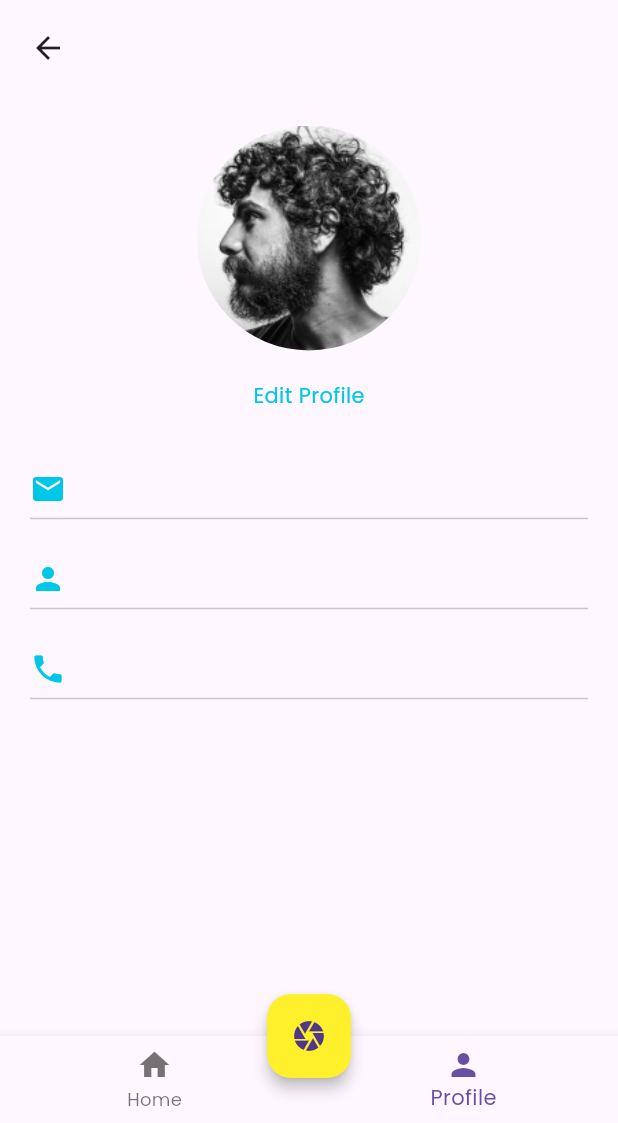
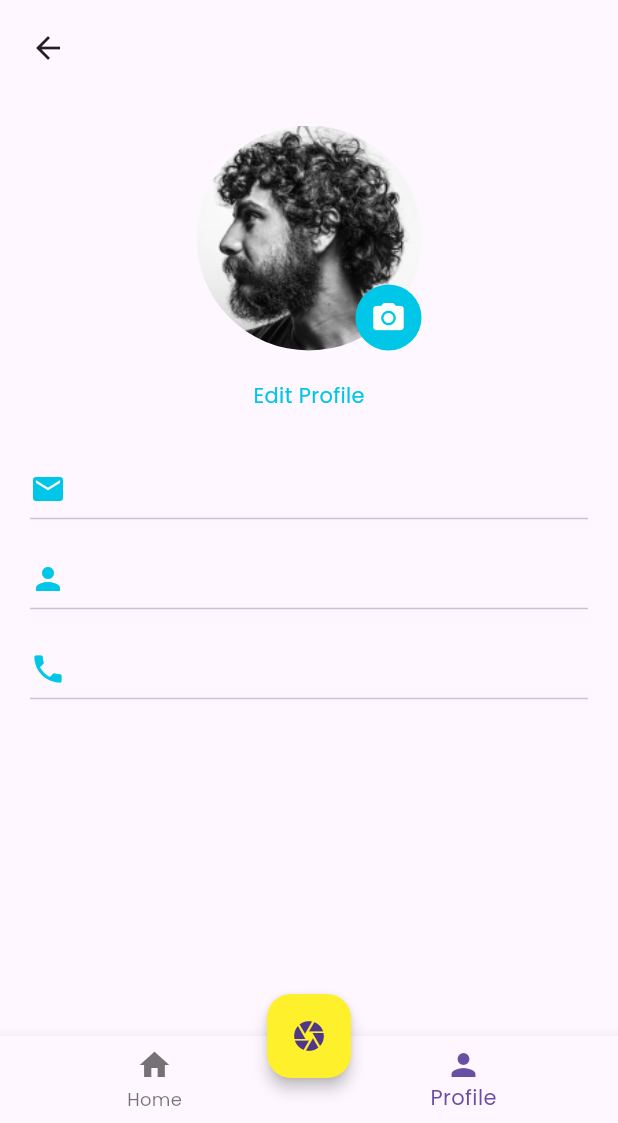
Before and after one commit to nikoshaa/tapScan, a Flutter app: the ProfilePage screen opened directly, on a phone screen of 412 x 824 dp, the part 113-1236 px from its top. Run offline on Flutter 3.47's test engine with Material 3 defaults, Android fonts, the phone set to English and light mode, and no system bars; our stand-ins replace camera, cloud_firestore, dropdown_button2, file_picker, firebase_auth, firebase_core and 9 more; missing offline and left inert: flutter_onboard; accounts and stored records are empty; project files that could hold a hidden picture were left out.

Commit message:
W16: Make Function Image Profile

```diff
--- a/src/tap_scan/lib/main.dart
+++ b/src/tap_scan/lib/main.dart
@@ -7,6 +7,7 @@ import 'package:tap_scan/pages/welcome_page.dart';
 import 'package:tap_scan/pages/my_scans_page.dart'; // Import the MyScansPage
 import 'package:tap_scan/providers/ktp_provider.dart';
 import 'package:firebase_core/firebase_core.dart';
+import 'package:tap_scan/providers/user_provider.dart';
 import 'firebase_options.dart';
 import 'package:firebase_auth/firebase_auth.dart';
 
@@ -46,7 +47,8 @@ class MyApp extends StatelessWidget {
   Widget build(BuildContext context) {
     return MultiProvider(
       providers: [
-        ChangeNotifierProvider<KtpProvider>(create: (_) => KtpProvider())
+        ChangeNotifierProvider<KtpProvider>(create: (_) => KtpProvider()),
+        ChangeNotifierProvider<UserProvider>(create: (_) => UserProvider())
       ],
       child: MaterialApp(
         title: 'tapScan',
--- a/src/tap_scan/lib/pages/profile_page.dart
+++ b/src/tap_scan/lib/pages/profile_page.dart
@@ -1,11 +1,25 @@
+import 'dart:io';
+
 import 'package:cloud_firestore/cloud_firestore.dart';
 import 'package:firebase_auth/firebase_auth.dart';
+import 'package:firebase_storage/firebase_storage.dart';
 import 'package:flutter/material.dart';
+import 'package:image_cropper/image_cropper.dart';
+import 'package:image_picker/image_picker.dart';
+import 'package:provider/provider.dart';
 import 'package:tap_scan/components/components.dart';
 import 'package:tap_scan/pages/my_scans_page.dart';
+import 'package:tap_scan/providers/user_provider.dart';
 
-class ProfilePage extends StatelessWidget {
+class ProfilePage extends StatefulWidget {
   const ProfilePage({super.key});
+
+  @override
+  State<ProfilePage> createState() => _ProfilePageState();
+}
+
+class _ProfilePageState extends State<ProfilePage> {
+  bool _isLoading = false;
 
   @override
   Widget build(BuildContext context) {
@@ -33,7 +47,98 @@ class ProfilePage extends StatelessWidget {
               const SizedBox(
                 height: 40,
               ),
-              const ProfilePic(),
+              Stack(
+                children: [
+                  const ProfilePic(),
+                  Positioned(
+                    bottom: 0,
+                    right: 0,
+                    child: InkWell(
+                      onTap: () async {
+                        try {
+                          setState(() {
+                            _isLoading = true;
+                          });
+                          final ImageSource? source =
+                              await showDialog<ImageSource>(
+                            context: context,
+                            builder: (context) => AlertDialog(
+                              title: const Text("Select the image source"),
+                              actions: [
+                                TextButton(
+                                  onPressed: () => Navigator.pop(
+                                      context, ImageSource.camera),
+                                  child: const Text("Camera"),
+                                ),
+                                TextButton(
+                                  onPressed: () => Navigator.pop(
+                                      context, ImageSource.gallery),
+                                  child: const Text("Gallery"),
+                                ),
+                              ],
+                            ),
+                          );
+
+                          if (source == null) return;
+
+                          final image =
+                              await ImagePicker().pickImage(source: source);
+                          if (image == null) return;
+                          final cropped = await ImageCropper()
+                              .cropImage(sourcePath: image.path);
+
+                          if (cropped == null) return;
+
+                          final currentUser = FirebaseAuth.instance.currentUser;
+
+                          final ref = FirebaseStorage.instance
+                              .ref()
+                              .child('profile')
+                              .child('${currentUser!.uid}.png');
+
+                          await ref.putFile(File(cropped.path));
+
+                          await currentUser
+                              .updatePhotoURL(await ref.getDownloadURL());
+                          await currentUser.reload();
+
+                          if (context.mounted) {
+                            context
+                                .read<UserProvider>()
+                                .setUser(FirebaseAuth.instance.currentUser);
+                          }
+                        } finally {
+                          setState(() {
+                            _isLoading = false;
+                          });
+                        }
+                      },
+                      child: Container(
+                        padding: const EdgeInsets.all(10),
+                        decoration: BoxDecoration(
+                          color: const Color.fromRGBO(0, 198, 232, 1),
+                          borderRadius: BorderRadius.circular(90),
+                        ),
+                        child: _isLoading
+                            ? const SizedBox(
+                                width: 28,
+                                height: 28,
+                                child: Padding(
+                                  padding: EdgeInsets.all(2.0),
+                                  child: CircularProgressIndicator(
+                                    color: Colors.white,
+                                  ),
+                                ),
+                              )
+                            : const Icon(
+                                Icons.camera_alt,
+                                color: Colors.white,
+                              ),
+                      ),
+                    ),
+                  ),
+                ],
+              ),
               const SizedBox(
                 height: 20,
               ),
@@ -80,10 +185,12 @@ class _EditProfilePageState extends State<EditProfilePage> {
   final TextEditingController _emailController = TextEditingController();
   final TextEditingController _nameController = TextEditingController();
   final TextEditingController _phoneNumberController = TextEditingController();
-  User? currentUser = FirebaseAuth.instance.currentUser;
+  // User? currentUser = FirebaseAuth.instance.currentUser;
 
   @override
   Widget build(BuildContext context) {
+    final currentUser = Provider.of<UserProvider?>(context)?.user;
+
     return Scaffold(
       appBar: AppBar(
         title: const Text("Edit Profile"),
@@ -225,15 +332,22 @@ class ProfilePic extends StatelessWidget {
 
   @override
   Widget build(BuildContext context) {
+    final user = context.watch<UserProvider>();
+
     return SizedBox(
       width: 150,
       height: 150,
       child: ClipRRect(
         borderRadius: BorderRadius.circular(90),
-        child: Image.asset(
-          "assets/images/profile.png",
-          fit: BoxFit.cover,
-        ),
+        child: user.user?.photoURL != null
+            ? Image.network(
+                user.user!.photoURL!,
+                fit: BoxFit.cover,
+              )
+            : Image.asset(
+                "assets/images/profile.png",
+                fit: BoxFit.cover,
+              ),
       ),
     );
   }
--- a/src/tap_scan/lib/pages/scan_page.dart
+++ b/src/tap_scan/lib/pages/scan_page.dart
@@ -223,7 +223,7 @@ class _CameraPageState extends State<CameraPage> {
                         // get image path
                         print("Masuk if image not null");
                         final path = file.path;
-                        postImage(path);
+                        // postImage(path);
                         Navigator.push(
                           context,
                           PageTransition(
--- /dev/null
+++ b/src/tap_scan/lib/providers/user_provider.dart
@@ -0,0 +1,12 @@
+import 'package:firebase_auth/firebase_auth.dart';
+import 'package:flutter/material.dart';
+
+class UserProvider extends ChangeNotifier {
+  User? _user;
+  User? get user => _user;
+
+  void setUser(User? user) {
+    _user = user;
+    notifyListeners();
+  }
+}
--- a/src/tap_scan/pubspec.yaml
+++ b/src/tap_scan/pubspec.yaml
@@ -50,6 +50,8 @@ dependencies:
   font_awesome_flutter: ^10.6.0
   http: ^0.13.3
   google_sign_in: ^6.2.0
+  image_cropper: ^4.0.1
+  firebase_storage: ^11.5.6
 
 dev_dependencies:
   flutter_test:
```
Also changed, not shown: src/tap_scan/pubspec.lock, 4 other files.
